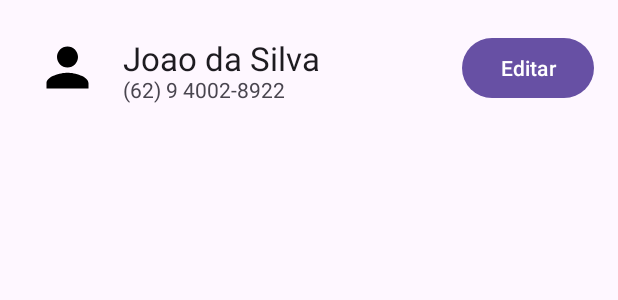
After one commit to mateusOliveiraBrito/projetos_pos_graduacao, an Android app: the layout item_lista.xml on its own in the app's theme, with its tools: preview values and no code run, on a phone screen of 412 x 824 dp. The commit adds this screen. Shown: the top 300 px of the screen. Run offline under Robolectric (Android 15) with nearby library versions, the phone set to English and light mode, and no system bars.

Commit message:
refactor: implementa adapter personalizado

```diff
--- /dev/null
+++ b/AppSQLite/app/src/main/res/drawable/person.xml
@@ -0,0 +1,20 @@
+<!--
+  ~ Copyright (C) 2026 The Android Open Source Project
+  ~
+  ~ Licensed under the Apache License, Version 2.0 (the "License");
+  ~ you may not use this file except in compliance with the License.
+  ~ You may obtain a copy of the License at
+  ~
+  ~      http://www.apache.org/licenses/LICENSE-2.0
+  ~
+  ~ Unless required by applicable law or agreed to in writing, software
+  ~ distributed under the License is distributed on an "AS IS" BASIS,
+  ~ WITHOUT WARRANTIES OR CONDITIONS OF ANY KIND, either express or implied.
+  ~ See the License for the specific language governing permissions and
+  ~ limitations under the License.
+  -->
+<vector xmlns:android="http://schemas.android.com/apk/res/android" android:height="24dp" android:tint="#000000" android:viewportHeight="24" android:viewportWidth="24" android:width="24dp">
+
+    <path android:fillColor="@android:color/white" android:pathData="M12,12c2.21,0 4,-1.79 4,-4s-1.79,-4 -4,-4 -4,1.79 -4,4 1.79,4 4,4zM12,14c-2.67,0 -8,1.34 -8,4v2h16v-2c0,-2.66 -5.33,-4 -8,-4z"/>
+
+</vector>
--- /dev/null
+++ b/AppSQLite/app/src/main/res/layout/item_lista.xml
@@ -0,0 +1,49 @@
+<?xml version="1.0" encoding="utf-8"?>
+<androidx.constraintlayout.widget.ConstraintLayout xmlns:android="http://schemas.android.com/apk/res/android"
+    xmlns:app="http://schemas.android.com/apk/res-auto"
+    xmlns:tools="http://schemas.android.com/tools"
+    android:layout_width="match_parent"
+    android:layout_height="match_parent">
+
+    <ImageView
+        android:id="@+id/imageView"
+        android:layout_width="42dp"
+        android:layout_height="42dp"
+        android:layout_marginStart="24dp"
+        android:layout_marginTop="24dp"
+        app:layout_constraintStart_toStartOf="parent"
+        app:layout_constraintTop_toTopOf="parent"
+        app:srcCompat="@drawable/person" />
+
+    <TextView
+        android:id="@+id/txt_nome_elemento"
+        android:layout_width="wrap_content"
+        android:layout_height="wrap_content"
+        android:layout_marginStart="16dp"
+        android:text=""
+        android:textAppearance="@style/TextAppearance.AppCompat.Large"
+        app:layout_constraintStart_toEndOf="@+id/imageView"
+        app:layout_constraintTop_toTopOf="@+id/imageView"
+        tools:text="Joao da Silva" />
+
+    <TextView
+        android:id="@+id/txt_telefone_elemento"
+        android:layout_width="wrap_content"
+        android:layout_height="wrap_content"
+        android:layout_marginStart="16dp"
+        android:text=""
+        app:layout_constraintBottom_toBottomOf="@+id/imageView"
+        app:layout_constraintStart_toEndOf="@+id/imageView"
+        app:layout_constraintTop_toBottomOf="@+id/txt_nome_elemento"
+        tools:text="(62) 9 4002-8922" />
+
+    <Button
+        android:id="@+id/btn_editar"
+        android:layout_width="wrap_content"
+        android:layout_height="wrap_content"
+        android:layout_marginEnd="16dp"
+        android:text="Editar"
+        app:layout_constraintBottom_toBottomOf="@+id/imageView"
+        app:layout_constraintEnd_toEndOf="parent"
+        app:layout_constraintTop_toTopOf="@+id/imageView" />
+</androidx.constraintlayout.widget.ConstraintLayout>
```
Also changed, not shown: AppSQLite/app/src/main/java/com/br/mateus/posmoveis/appsqlite/ListarActivity.kt (+5 -10 lines), AppSQLite/app/src/main/java/com/br/mateus/posmoveis/appsqlite/adapter/ItemListaAdapter.kt (added, +53 -0 lines).
